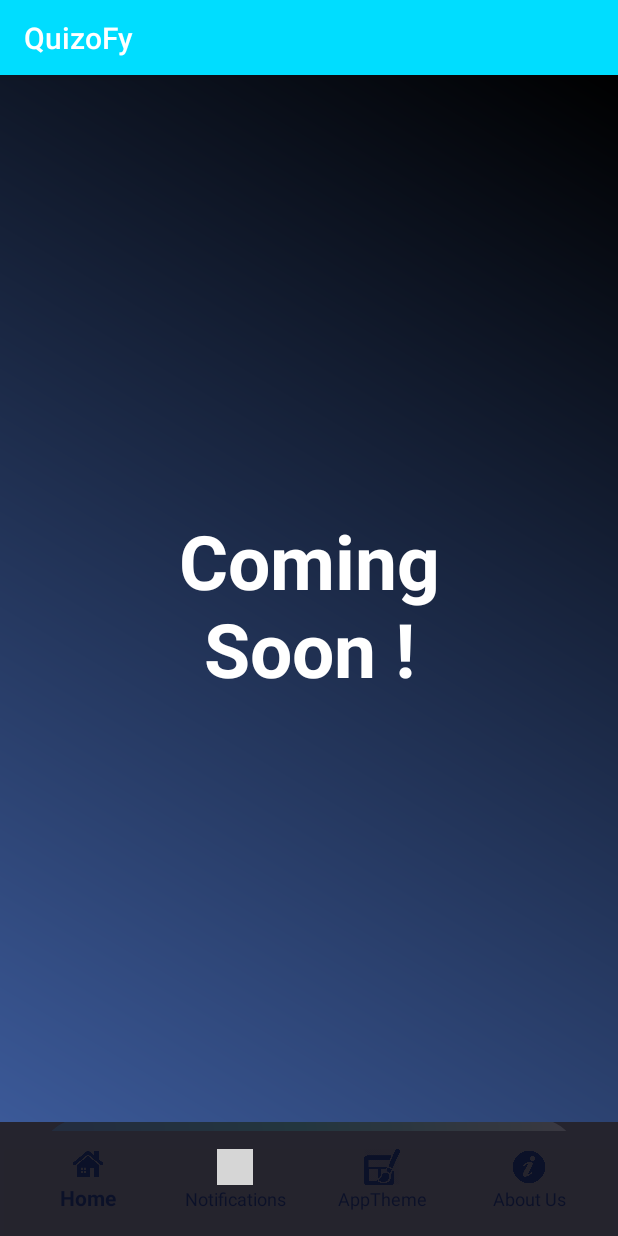
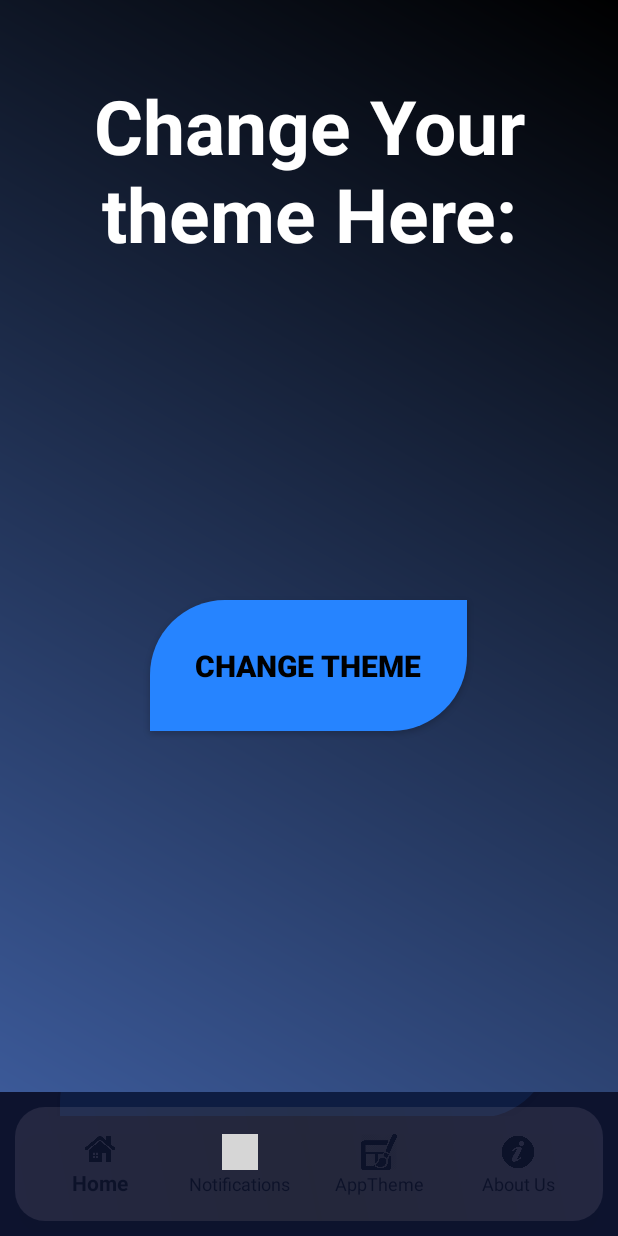
Before and after one commit to TanishqSehgal7/QuizoFy, an Android app: the fragment ThemeFragment placed in its activity, on a phone screen of 412 x 824 dp. Run offline under Robolectric (Android 15) with nearby library versions, the phone set to English and light mode, and no system bars; 1 statement that could not run was skipped; grey boxes are pictures that could not be loaded.

Commit message:
QuizoFy Completed : UI updated

```diff
--- /dev/null
+++ b/app/src/main/res/drawable/bottomavcustom.xml
@@ -0,0 +1,16 @@
+<?xml version="1.0" encoding="utf-8"?>
+
+<shape xmlns:android="http://schemas.android.com/apk/res/android"
+    android:shape="rectangle">
+
+    <corners android:bottomRightRadius="20dp"
+        android:bottomLeftRadius="20dp"
+        android:topRightRadius="20dp"
+        android:topLeftRadius="20dp"/>
+
+    <gradient
+        android:startColor="#f1d7f4"
+        android:centerColor="#f5deb3"
+        android:endColor="#f1d7f4"
+        android:angle="45"/>
+</shape>
--- a/app/src/main/res/drawable/buttonround.xml
+++ b/app/src/main/res/drawable/buttonround.xml
@@ -6,4 +6,6 @@
         android:bottomLeftRadius="40dp"
         android:topRightRadius="40dp"
         android:topLeftRadius="40dp"/>
+
+
 </shape>
--- a/app/src/main/res/drawable/buttonroundforcategories.xml
+++ b/app/src/main/res/drawable/buttonroundforcategories.xml
@@ -2,14 +2,27 @@
 <shape xmlns:android="http://schemas.android.com/apk/res/android"
     android:shape="rectangle">
 
-    <corners android:bottomRightRadius="40dp"
-        android:bottomLeftRadius="40dp"
-        android:topRightRadius="40dp"
-        android:topLeftRadius="40dp"/>
+    <corners android:topLeftRadius="50dp"
+        android:topRightRadius="0dp"
+        android:bottomLeftRadius="0dp"
+        android:bottomRightRadius="50dp" />
+
+<!--    <gradient-->
+<!--    android:startColor="#006de9"-->
+<!--    android:centerColor="#00dfe9"-->
+<!--    android:endColor="@android:color/white"-->
+<!--    android:angle="45" />-->
+
 
     <gradient
-        android:startColor="#006de9"
-        android:centerColor="#00dfe9"
-        android:endColor="@android:color/white"
-        android:angle="45" />
+        android:angle="45"
+        android:centerX="53%"
+        android:centerColor="#2684FF"
+        android:startColor="#2684FF"
+        android:endColor="#2684FF"
+        android:type="linear"
+        />
+
+
+
 </shape>
--- a/app/src/main/res/layout/activity_main.xml
+++ b/app/src/main/res/layout/activity_main.xml
@@ -14,7 +14,7 @@
        android:text="CATEGORIES"
        android:textStyle="bold"
        android:padding="10dp"
-       android:background="@drawable/buttonround2"
+       android:background="@drawable/bottomavcustom"
        android:textColor="@android:color/black"
        android:textSize="35dp"
        android:layout_margin="10dp"
@@ -25,15 +25,15 @@
        android:layout_width="wrap_content"
        android:layout_height="wrap_content"
        android:padding="10dp"
-       android:layout_marginTop="70dp"
-       android:layout_marginBottom="60dp">
+       android:layout_marginTop="80dp"
+       android:layout_marginBottom="80dp"
+       android:clipToPadding="false">
 
       <LinearLayout
           android:layout_width="wrap_content"
           android:layout_height="wrap_content"
           android:orientation="vertical"
-          android:padding="5dp">
-
+          android:padding="20dp">
 
          <Button
              android:id="@+id/c1"
@@ -41,10 +41,8 @@
              android:layout_height="wrap_content"
              android:text="Art and Literature"
              android:textSize="30dp"
-             android:textColor="@android:color/black"
-             android:textStyle="bold"
-             android:drawableLeft="@android:drawable/btn_star"
-             android:drawableTint="@android:color/holo_orange_light"
+             android:textStyle="italic"
+             android:textColor="@android:color/white"
              android:foreground="?android:attr/selectableItemBackground"
              android:background="@drawable/buttonroundforcategories"
              android:layout_margin="10dp"
@@ -57,11 +55,9 @@
              android:layout_height="wrap_content"
              android:text="Geography"
              android:textSize="30dp"
-             android:textColor="@android:color/black"
-             android:textStyle="bold"
-             android:drawableLeft="@android:drawable/btn_star"
+             android:textStyle="italic"
+             android:textColor="@android:color/white"
              android:background="@drawable/buttonroundforcategories"
-             android:drawableTint="@android:color/holo_orange_light"
              android:foreground="?android:attr/selectableItemBackground"
              android:layout_margin="10dp"
              android:onClick="startQuiz2"
@@ -73,11 +69,9 @@
              android:layout_height="wrap_content"
              android:text="General Knowledge"
              android:textSize="30dp"
-             android:textColor="@android:color/black"
-             android:textStyle="bold"
-             android:drawableLeft="@android:drawable/btn_star"
+             android:textStyle="italic"
+             android:textColor="@android:color/white"
              android:background="@drawable/buttonroundforcategories"
-             android:drawableTint="@android:color/holo_orange_light"
              android:foreground="?android:attr/selectableItemBackground"
              android:layout_margin="10dp"
              android:onClick="startQuiz3"
@@ -89,11 +83,9 @@
              android:layout_height="wrap_content"
              android:text="History"
              android:textSize="30dp"
-             android:textColor="@android:color/black"
-             android:textStyle="bold"
-             android:drawableLeft="@android:drawable/btn_star"
+             android:textStyle="italic"
+             android:textColor="@android:color/white"
              android:background="@drawable/buttonroundforcategories"
-             android:drawableTint="@android:color/holo_orange_light"
              android:foreground="?android:attr/selectableItemBackground"
              android:layout_margin="10dp"
              android:onClick="startQuiz4"
@@ -105,11 +97,9 @@
              android:layout_height="wrap_content"
              android:text="Technology"
              android:textSize="30dp"
-             android:textColor="@android:color/black"
-             android:textStyle="bold"
-             android:drawableLeft="@android:drawable/btn_star"
+             android:textStyle="italic"
+             android:textColor="@android:color/white"
              android:background="@drawable/buttonroundforcategories"
-             android:drawableTint="@android:color/holo_orange_light"
              android:foreground="?android:attr/selectableItemBackground"
              android:layout_margin="10dp"
              android:onClick="startQuiz5"
@@ -121,11 +111,9 @@
              android:layout_height="wrap_content"
              android:text="Sports"
              android:textSize="30dp"
-             android:textColor="@android:color/black"
-             android:textStyle="bold"
-             android:drawableLeft="@android:drawable/btn_star"
+             android:textStyle="italic"
+             android:textColor="@android:color/white"
              android:background="@drawable/buttonroundforcategories"
-             android:drawableTint="@android:color/holo_orange_light"
              android:foreground="?android:attr/selectableItemBackground"
              android:layout_margin="10dp"
              android:onClick="startQuiz6"
@@ -137,11 +125,9 @@
              android:layout_height="wrap_content"
              android:text="Entertainment"
              android:textSize="30dp"
-             android:textColor="@android:color/black"
-             android:textStyle="bold"
-             android:drawableLeft="@android:drawable/btn_star"
+             android:textStyle="italic"
+             android:textColor="@android:color/white"
              android:background="@drawable/buttonroundforcategories"
-             android:drawableTint="@android:color/holo_orange_light"
              android:foreground="?android:attr/selectableItemBackground"
              android:layout_margin="10dp"
              android:onClick="startQuiz7"
@@ -153,11 +139,9 @@
              android:layout_height="wrap_content"
              android:text="Music"
              android:textSize="30dp"
-             android:textColor="@android:color/black"
-             android:textStyle="bold"
-             android:drawableLeft="@android:drawable/btn_star"
+             android:textStyle="italic"
+             android:textColor="@android:color/white"
              android:background="@drawable/buttonroundforcategories"
-             android:drawableTint="@android:color/holo_orange_light"
              android:foreground="?android:attr/selectableItemBackground"
              android:layout_margin="10dp"
              android:onClick="startQuiz8"
@@ -169,11 +153,9 @@
              android:layout_height="wrap_content"
              android:text="Sneaker Culture"
              android:textSize="30dp"
-             android:textColor="@android:color/black"
-             android:textStyle="bold"
-             android:drawableLeft="@android:drawable/btn_star"
+             android:textStyle="italic"
+             android:textColor="@android:color/white"
              android:background="@drawable/buttonroundforcategories"
-             android:drawableTint="@android:color/holo_orange_light"
              android:foreground="?android:attr/selectableItemBackground"
              android:layout_margin="10dp"
              android:onClick="startQuiz9"
@@ -185,11 +167,9 @@
              android:layout_height="wrap_content"
              android:text="Politics"
              android:textSize="30dp"
-             android:textColor="@android:color/black"
-             android:textStyle="bold"
-             android:drawableLeft="@android:drawable/btn_star"
+             android:textStyle="italic"
+             android:textColor="@android:color/white"
              android:background="@drawable/buttonroundforcategories"
-             android:drawableTint="@android:color/holo_orange_light"
              android:foreground="?android:attr/selectableItemBackground"
              android:layout_margin="10dp"
              android:onClick="startQuiz10"
@@ -205,14 +185,17 @@
           android:layout_alignParentStart="true"
           android:layout_alignParentEnd="true"
           android:layout_alignParentBottom="true"
-          android:background="@android:color/holo_orange_light"
+          android:background="@drawable/bottomavcustom"
           android:foreground="?android:attr/selectableItemBackground"
           app:itemIconTint="@android:color/black"
           app:itemTextColor="@android:color/black"
           app:menu="@menu/navigation_menufile"
           android:padding="10dp"
+          android:layout_marginLeft="40dp"
+          android:layout_marginRight="40dp"
+          android:layout_margin="10dp"
           app:labelVisibilityMode="labeled"
-          app:itemBackground="@android:color/holo_orange_light"/>
+          android:focusableInTouchMode="true" />
 
    <FrameLayout
        android:id="@+id/frameLayout"
--- a/app/src/main/res/layout/fragment_themechange.xml
+++ b/app/src/main/res/layout/fragment_themechange.xml
@@ -10,13 +10,29 @@
     <TextView
         android:layout_width="match_parent"
         android:layout_height="wrap_content"
-        android:layout_marginTop="200dp"
+        android:layout_marginTop="100dp"
         android:gravity="center"
-        android:padding="90dp"
-        android:text="Coming Soon !"
+        android:padding="30dp"
+        android:layout_margin="20dp"
+        android:textColorHighlight="@android:color/holo_orange_light"
+        android:text="Change Your theme Here:"
         android:textColor="@android:color/white"
         android:textSize="50dp"
         android:textStyle="bold" />
 
+    <Button
+        android:layout_width="wrap_content"
+        android:layout_height="wrap_content"
+        android:layout_gravity="center_horizontal"
+        android:gravity="center"
+        android:layout_marginTop="400dp"
+        android:text="Change Theme"
+        android:textStyle="bold"
+        android:textSize="20dp"
+        android:textColor="@android:color/black"
+        android:foreground="?android:attr/selectableItemBackground"
+        android:padding="30dp"
+        android:background="@drawable/buttonroundforcategories"/>
+
 
 </FrameLayout>
--- a/app/src/main/res/menu/navigation_menufile.xml
+++ b/app/src/main/res/menu/navigation_menufile.xml
@@ -4,7 +4,7 @@
         android:id="@+id/home"
         android:title="Home"
         android:icon="@drawable/homeicon"
-        android:iconTint="@android:color/white"/>
+        android:iconTint="@android:color/white" />
     <item
         android:id="@+id/notify"
         android:title="Notifications"
--- a/app/src/main/res/values-night-mdpi/DarkModeCol.xml
+++ b/app/src/main/res/values-night-mdpi/DarkModeCol.xml
@@ -3,7 +3,7 @@
     <!-- Customize your theme here. -->
 
 <resources>
-    <color name="colorPrimary">@android:color/black</color>
+    <color name="colorPrimary">@android:color/white</color>
     <color name="colorPrimaryDark">@android:color/holo_purple</color>
-    <color name="colorAccent">@android:color/holo_blue_dark</color>
+    <color name="colorAccent">@android:color/holo_green_dark</color>
 </resources>
--- a/app/src/main/res/values/colors.xml
+++ b/app/src/main/res/values/colors.xml
@@ -3,4 +3,5 @@
     <color name="colorPrimary">#0d132e</color>
     <color name="colorPrimaryDark">#0d132e</color>
     <color name="colorAccent">#D81B60</color>
+    <color name="background">@android:color/black</color>
 </resources>
--- a/app/src/main/res/values/styles.xml
+++ b/app/src/main/res/values/styles.xml
@@ -1,11 +1,16 @@
 <resources>
 
     <!-- Base application theme. -->
-    <style name="AppTheme" parent="Theme.AppCompat.DayNight.DarkActionBar">
+    <style name="AppTheme" parent="Theme.AppCompat.NoActionBar">
         <!-- Customize your theme here. -->
-        <item name="colorPrimary">@android:color/holo_blue_bright </item>
+        <item name="colorPrimary">#19ff3b</item>
         <item name="colorPrimaryDark">@android:color/black</item>
         <item name="colorAccent">@color/colorAccent</item>
-        <item name="actionBarSize">50dp</item>
+        <item name="actionBarSize">40dp</item>
+    </style>
+
+    <style name="MyTheme.ActionBar.TitleTextStyle" parent="@android:style/TextAppearance">
+        <item name="android:textColor">#000000</item>
+        <item name="android:textSize">12sp</item>
     </style>
 </resources>
```
Also changed, not shown: app/src/main/AndroidManifest.xml (+12 -18 lines), app/src/main/java/com/example/quizofy/MainActivity.kt (+17 -12 lines), app/src/main/java/com/example/quizofy/SaveSharedPref.kt (added, +28 -0 lines), app/src/main/java/com/example/quizofy/ThemeActivity.kt (added, +43 -0 lines), app/src/main/java/com/example/quizofy/ThemeFragment.kt (+7 -3 lines), app/src/main/res/layout/activity_theme.xml (added, +47 -0 lines), app/src/main/res/values/strings.xml (+7 -0 lines).
